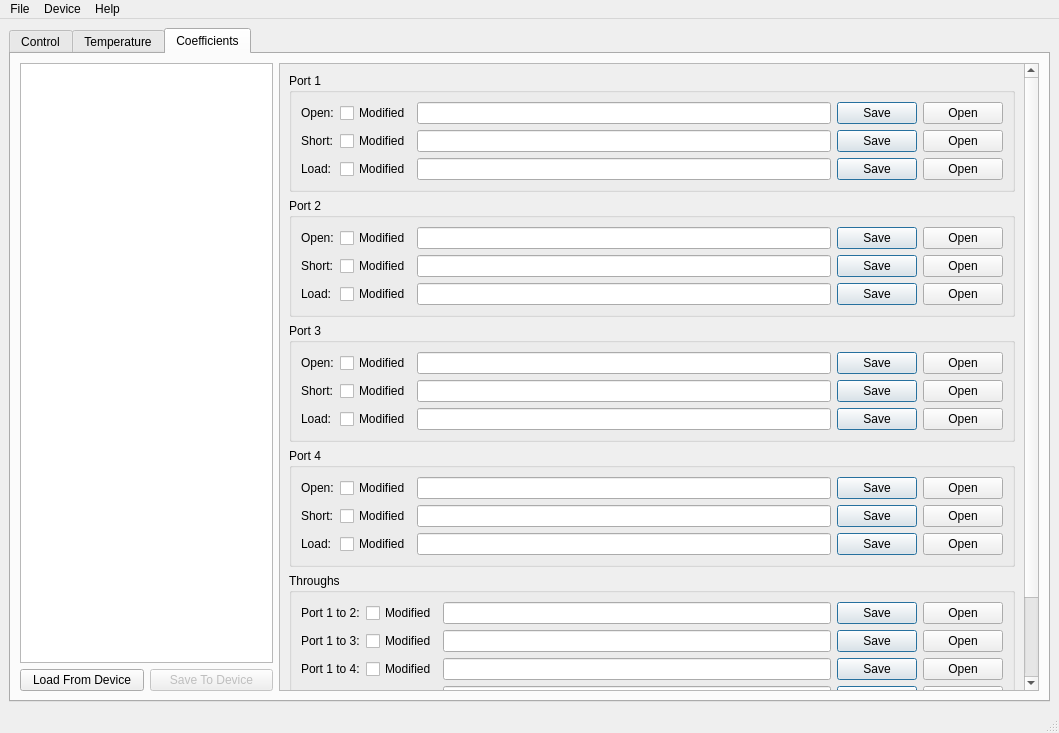
Old version of the form Software/LibreCAL-GUI/main.ui in the repository jankae/LibreCAL.
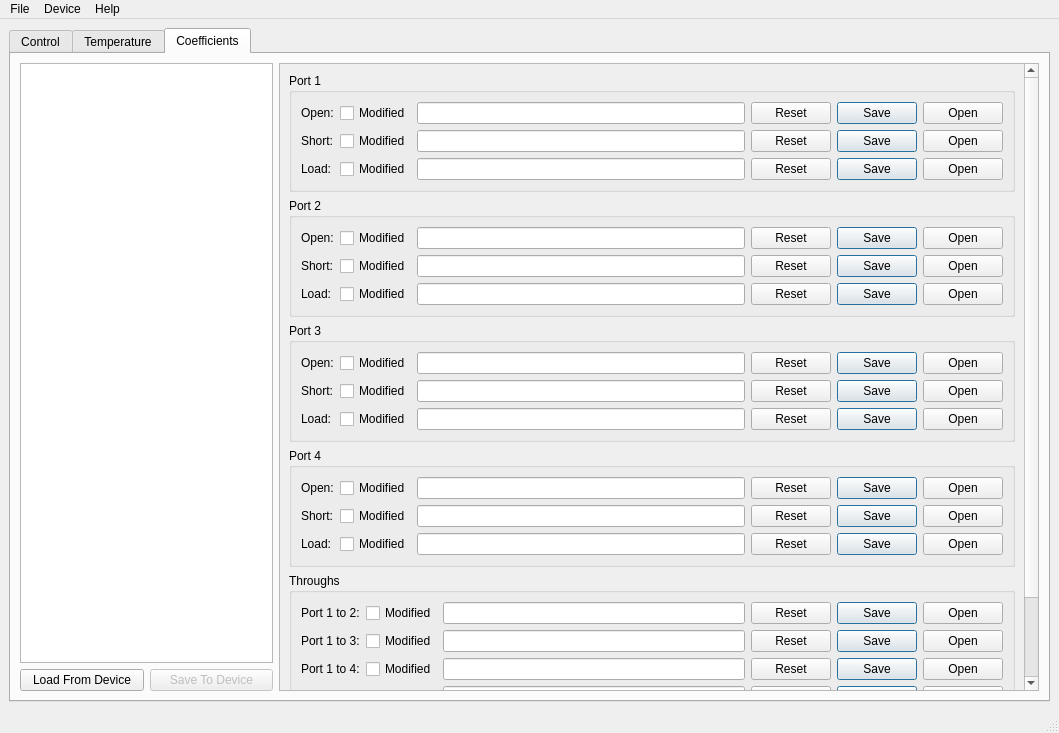
New version of the form. The open tabs and pages were chosen to show the change. Icons and pictures are not drawn. Custom widgets are drawn as their Qt base class.

Commit message: deleting coefficient files

```diff
--- a/Software/LibreCAL-GUI/main.ui
+++ b/Software/LibreCAL-GUI/main.ui
@@ -127,7 +127,7 @@
            <property name="geometry">
             <rect>
              <x>0</x>
-             <y>0</y>
+             <y>-170</y>
              <width>709</width>
              <height>790</height>
             </rect>
@@ -178,7 +178,7 @@
                <item row="0" column="3">
                 <widget class="QDialogButtonBox" name="buttonsOpenP_1">
                  <property name="standardButtons">
-                  <set>QDialogButtonBox::Open|QDialogButtonBox::Save</set>
+                  <set>QDialogButtonBox::Open|QDialogButtonBox::Reset|QDialogButtonBox::Save</set>
                  </property>
                 </widget>
                </item>
@@ -221,7 +221,7 @@
                <item row="1" column="3">
                 <widget class="QDialogButtonBox" name="buttonsShortP_1">
                  <property name="standardButtons">
-                  <set>QDialogButtonBox::Open|QDialogButtonBox::Save</set>
+                  <set>QDialogButtonBox::Open|QDialogButtonBox::Reset|QDialogButtonBox::Save</set>
                  </property>
                 </widget>
                </item>
@@ -264,7 +264,7 @@
                <item row="2" column="3">
                 <widget class="QDialogButtonBox" name="buttonsLoadP_1">
                  <property name="standardButtons">
-                  <set>QDialogButtonBox::Open|QDialogButtonBox::Save</set>
+                  <set>QDialogButtonBox::Open|QDialogButtonBox::Reset|QDialogButtonBox::Save</set>
                  </property>
                 </widget>
                </item>
@@ -319,7 +319,7 @@
                <item row="0" column="3">
                 <widget class="QDialogButtonBox" name="buttonsOpenP_2">
                  <property name="standardButtons">
-                  <set>QDialogButtonBox::Open|QDialogButtonBox::Save</set>
+                  <set>QDialogButtonBox::Open|QDialogButtonBox::Reset|QDialogButtonBox::Save</set>
                  </property>
                 </widget>
                </item>
@@ -362,7 +362,7 @@
                <item row="1" column="3">
                 <widget class="QDialogButtonBox" name="buttonsShortP_2">
                  <property name="standardButtons">
-                  <set>QDialogButtonBox::Open|QDialogButtonBox::Save</set>
+                  <set>QDialogButtonBox::Open|QDialogButtonBox::Reset|QDialogButtonBox::Save</set>
                  </property>
                 </widget>
                </item>
@@ -405,7 +405,7 @@
                <item row="2" column="3">
                 <widget class="QDialogButtonBox" name="buttonsLoadP_2">
                  <property name="standardButtons">
-                  <set>QDialogButtonBox::Open|QDialogButtonBox::Save</set>
+                  <set>QDialogButtonBox::Open|QDialogButtonBox::Reset|QDialogButtonBox::Save</set>
                  </property>
                 </widget>
                </item>
@@ -457,7 +457,7 @@
                <item row="0" column="3">
                 <widget class="QDialogButtonBox" name="buttonsOpenP_3">
                  <property name="standardButtons">
-                  <set>QDialogButtonBox::Open|QDialogButtonBox::Save</set>
+                  <set>QDialogButtonBox::Open|QDialogButtonBox::Reset|QDialogButtonBox::Save</set>
                  </property>
                 </widget>
                </item>
@@ -500,7 +500,7 @@
                <item row="1" column="3">
                 <widget class="QDialogButtonBox" name="buttonsShortP_3">
                  <property name="standardButtons">
-                  <set>QDialogButtonBox::Open|QDialogButtonBox::Save</set>
+                  <set>QDialogButtonBox::Open|QDialogButtonBox::Reset|QDialogButtonBox::Save</set>
                  </property>
                 </widget>
                </item>
@@ -543,7 +543,7 @@
                <item row="2" column="3">
                 <widget class="QDialogButtonBox" name="buttonsLoadP_3">
                  <property name="standardButtons">
-                  <set>QDialogButtonBox::Open|QDialogButtonBox::Save</set>
+                  <set>QDialogButtonBox::Open|QDialogButtonBox::Reset|QDialogButtonBox::Save</set>
                  </property>
                 </widget>
                </item>
@@ -595,7 +595,7 @@
                <item row="0" column="3">
                 <widget class="QDialogButtonBox" name="buttonsOpenP_4">
                  <property name="standardButtons">
-                  <set>QDialogButtonBox::Open|QDialogButtonBox::Save</set>
+                  <set>QDialogButtonBox::Open|QDialogButtonBox::Reset|QDialogButtonBox::Save</set>
                  </property>
                 </widget>
                </item>
@@ -638,7 +638,7 @@
                <item row="1" column="3">
                 <widget class="QDialogButtonBox" name="buttonsShortP_4">
                  <property name="standardButtons">
-                  <set>QDialogButtonBox::Open|QDialogButtonBox::Save</set>
+                  <set>QDialogButtonBox::Open|QDialogButtonBox::Reset|QDialogButtonBox::Save</set>
                  </property>
                 </widget>
                </item>
@@ -681,7 +681,7 @@
                <item row="2" column="3">
                 <widget class="QDialogButtonBox" name="buttonsLoadP_4">
                  <property name="standardButtons">
-                  <set>QDialogButtonBox::Open|QDialogButtonBox::Save</set>
+                  <set>QDialogButtonBox::Open|QDialogButtonBox::Reset|QDialogButtonBox::Save</set>
                  </property>
                 </widget>
                </item>
@@ -733,7 +733,7 @@
                <item row="0" column="3">
                 <widget class="QDialogButtonBox" name="buttonsThroughP_12">
                  <property name="standardButtons">
-                  <set>QDialogButtonBox::Open|QDialogButtonBox::Save</set>
+                  <set>QDialogButtonBox::Open|QDialogButtonBox::Reset|QDialogButtonBox::Save</set>
                  </property>
                 </widget>
                </item>
@@ -776,7 +776,7 @@
                <item row="1" column="3">
                 <widget class="QDialogButtonBox" name="buttonsThroughP_13">
                  <property name="standardButtons">
-                  <set>QDialogButtonBox::Open|QDialogButtonBox::Save</set>
+                  <set>QDialogButtonBox::Open|QDialogButtonBox::Reset|QDialogButtonBox::Save</set>
                  </property>
                 </widget>
                </item>
@@ -819,7 +819,7 @@
                <item row="2" column="3">
                 <widget class="QDialogButtonBox" name="buttonsThroughP_14">
                  <property name="standardButtons">
-                  <set>QDialogButtonBox::Open|QDialogButtonBox::Save</set>
+                  <set>QDialogButtonBox::Open|QDialogButtonBox::Reset|QDialogButtonBox::Save</set>
                  </property>
                 </widget>
                </item>
@@ -862,7 +862,7 @@
                <item row="3" column="3">
                 <widget class="QDialogButtonBox" name="buttonsThroughP_23">
                  <property name="standardButtons">
-                  <set>QDialogButtonBox::Open|QDialogButtonBox::Save</set>
+                  <set>QDialogButtonBox::Open|QDialogButtonBox::Reset|QDialogButtonBox::Save</set>
                  </property>
                 </widget>
                </item>
```
Left out of the diff: 10 changed lines with no effect on the pictures. The commit also changes 1 other file.
